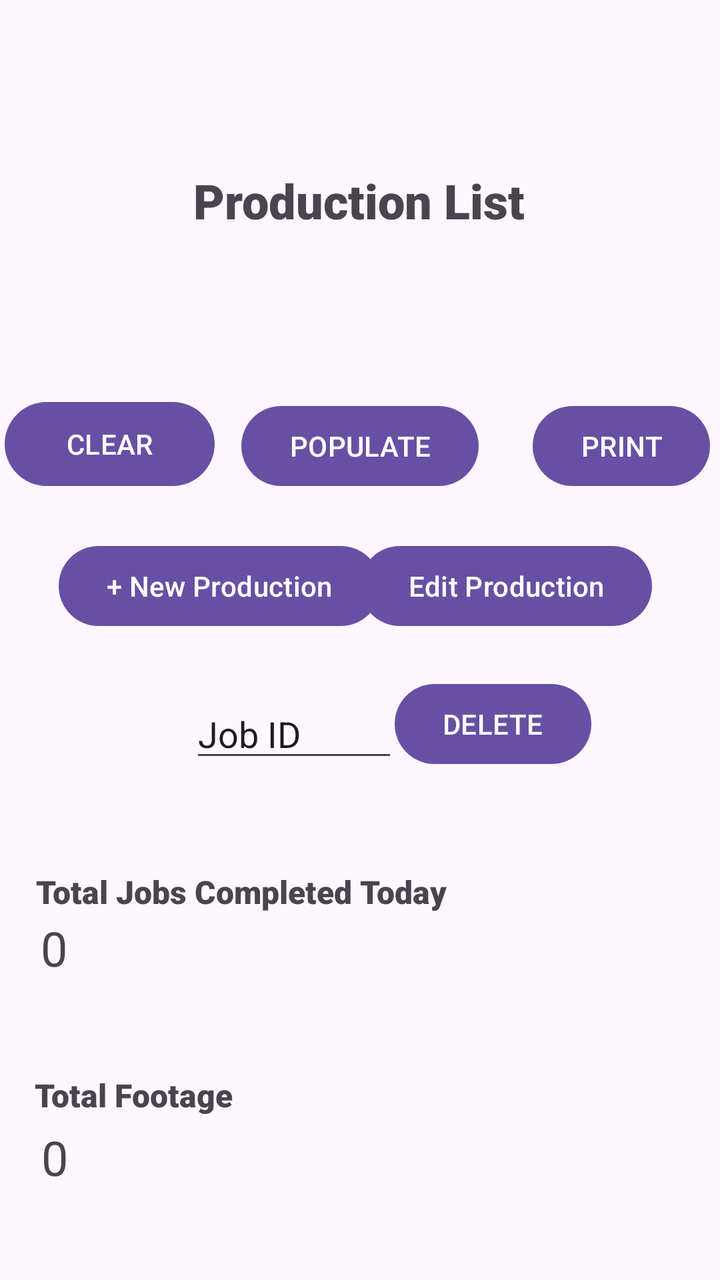
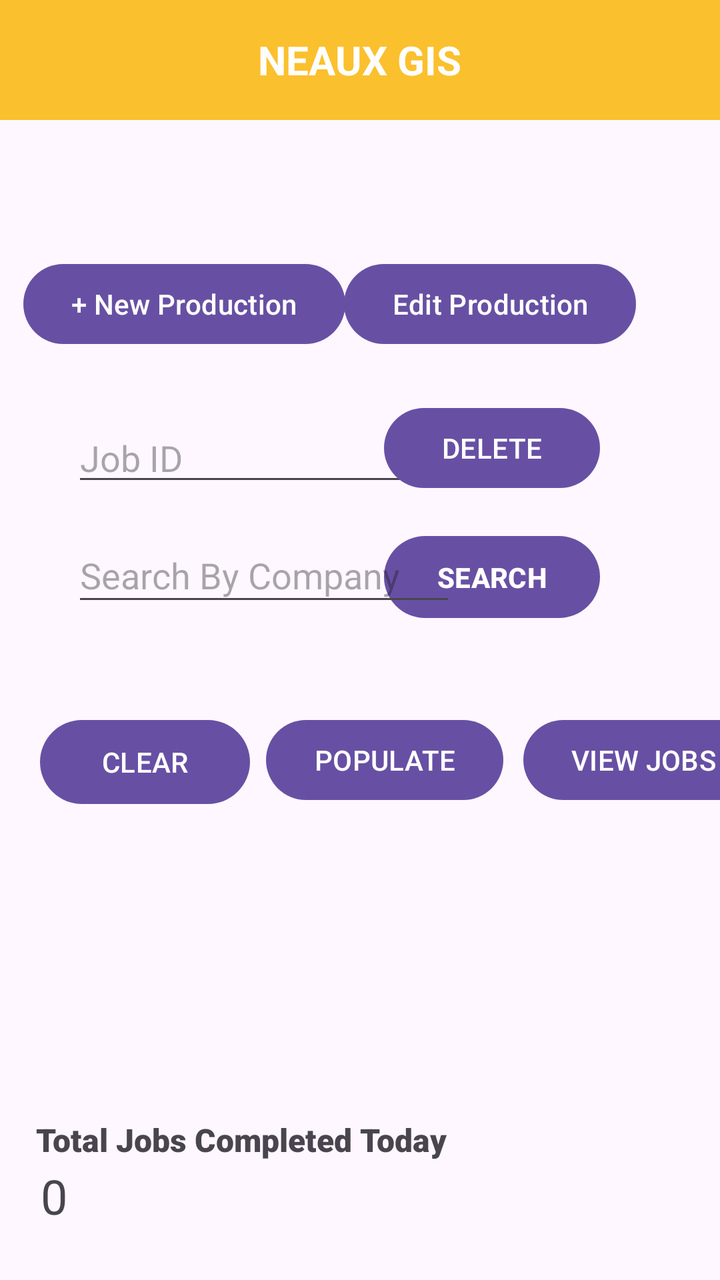

Screens rendered from an Android XML layout before and after an edit, with the pre-edit source and the edit as a unified diff.
<!-- AndroidManifest.xml: application theme Theme.MyApplication -->
<!-- res/layout/activity_main.xml -->
<?xml version="1.0" encoding="utf-8"?>
<androidx.constraintlayout.widget.ConstraintLayout xmlns:android="http://schemas.android.com/apk/res/android"
    xmlns:app="http://schemas.android.com/apk/res-auto"
    xmlns:tools="http://schemas.android.com/tools"
    android:id="@+id/main_table"
    android:layout_width="match_parent"
    android:layout_height="match_parent"
    tools:context=".MainActivity">

    <TextView
        android:id="@+id/textView3"
        android:layout_width="190dp"
        android:layout_height="35dp"
        android:layout_marginTop="84dp"
        android:fontFamily="sans-serif-black"
        android:text="Production List"
        android:textAlignment="center"
        android:textSize="24sp"
        app:layout_constraintEnd_toEndOf="parent"
        app:layout_constraintHorizontal_bias="0.497"
        app:layout_constraintStart_toStartOf="parent"
        app:layout_constraintTop_toTopOf="parent" />

    <Button
        android:id="@+id/new_production"
        android:layout_width="wrap_content"
        android:layout_height="wrap_content"
        android:layout_marginTop="22dp"
        android:text="+ New Production"
        android:visibility="visible"
        app:layout_constraintEnd_toEndOf="parent"
        app:layout_constraintHorizontal_bias="0.148"
        app:layout_constraintStart_toStartOf="parent"
        app:layout_constraintTop_toBottomOf="@+id/populate_button"
        tools:visibility="visible" />

    <Button
        android:id="@+id/clear_button"
        android:layout_width="105dp"
        android:layout_height="50dp"
        android:layout_marginStart="15dp"
        android:layout_marginTop="78dp"
        android:layout_marginEnd="26dp"
        android:text="CLEAR"
        app:layout_constraintEnd_toStartOf="@+id/populate_button"
        app:layout_constraintStart_toStartOf="parent"
        app:layout_constraintTop_toBottomOf="@+id/textView3" />

    <Button
        android:id="@+id/edit_production"
        android:layout_width="wrap_content"
        android:layout_height="wrap_content"
        android:layout_marginTop="22dp"
        android:text="Edit Production"
        android:visibility="visible"
        app:layout_constraintEnd_toEndOf="parent"
        app:layout_constraintHorizontal_bias="0.841"
        app:layout_constraintStart_toStartOf="parent"
        app:layout_constraintTop_toBottomOf="@+id/populate_button"
        tools:visibility="visible" />

    <TextView
        android:id="@+id/textView2"
        android:layout_width="wrap_content"
        android:layout_height="wrap_content"
        android:layout_marginTop="118dp"
        android:fontFamily="sans-serif-black"
        android:text="Total Jobs Completed Today"
        android:textSize="16sp"
        app:layout_constraintEnd_toEndOf="parent"
        app:layout_constraintHorizontal_bias="0.117"
        app:layout_constraintStart_toStartOf="parent"
        app:layout_constraintTop_toBottomOf="@+id/edit_production" />

    <TextView
        android:id="@+id/main_total_jobs_display"
        android:layout_width="wrap_content"
        android:layout_height="wrap_content"
        android:layout_marginTop="1dp"
        android:text="0"
        android:textSize="24sp"
        app:layout_constraintEnd_toEndOf="parent"
        app:layout_constraintHorizontal_bias="0.059"
        app:layout_constraintStart_toStartOf="parent"
        app:layout_constraintTop_toBottomOf="@+id/textView2" />

    <TextView
        android:id="@+id/textView4"
        android:layout_width="wrap_content"
        android:layout_height="wrap_content"
        android:layout_marginTop="80dp"
        android:fontFamily="sans-serif-black"
        android:text="Total Footage"
        android:textSize="16sp"
        app:layout_constraintEnd_toEndOf="parent"
        app:layout_constraintHorizontal_bias="0.067"
        app:layout_constraintStart_toStartOf="parent"
        app:layout_constraintTop_toBottomOf="@+id/textView2" />

    <TextView
        android:id="@+id/main_total_footage_display"
        android:layout_width="wrap_content"
        android:layout_height="wrap_content"
        android:layout_marginTop="4dp"
        android:text="0"
        android:textSize="24sp"
        app:layout_constraintEnd_toEndOf="parent"
        app:layout_constraintHorizontal_bias="0.06"
        app:layout_constraintStart_toStartOf="parent"
        app:layout_constraintTop_toBottomOf="@+id/textView4" />

    <Button
        android:id="@+id/populate_button"
        android:layout_width="wrap_content"
        android:layout_height="wrap_content"
        android:layout_marginTop="80dp"
        android:text="POPULATE"
        app:layout_constraintEnd_toEndOf="parent"
        app:layout_constraintStart_toStartOf="parent"
        app:layout_constraintTop_toBottomOf="@+id/textView3" />

    <Button
        android:id="@+id/print_button"
        android:layout_width="wrap_content"
        android:layout_height="wrap_content"
        android:layout_marginStart="27dp"
        android:layout_marginTop="80dp"
        android:layout_marginEnd="29dp"
        android:text="PRINT"
        app:layout_constraintEnd_toEndOf="parent"
        app:layout_constraintHorizontal_bias="0.0"
        app:layout_constraintStart_toEndOf="@+id/populate_button"
        app:layout_constraintTop_toBottomOf="@+id/textView3" />

    <Button
        android:id="@+id/delete_button"
        android:layout_width="wrap_content"
        android:layout_height="wrap_content"
        android:layout_marginStart="24dp"
        android:layout_marginTop="21dp"
        android:layout_marginEnd="90dp"
        android:text="DELETE"
        app:layout_constraintEnd_toEndOf="parent"
        app:layout_constraintStart_toEndOf="@+id/editTextText"
        app:layout_constraintTop_toBottomOf="@+id/edit_production" />

    <EditText
        android:id="@+id/editTextText"
        android:layout_width="104dp"
        android:layout_height="41dp"
        android:layout_marginStart="95dp"
        android:layout_marginTop="28dp"
        android:ems="10"
        android:inputType="text"
        android:text="Job ID"
        app:layout_constraintStart_toStartOf="parent"
        app:layout_constraintTop_toBottomOf="@+id/new_production" />

</androidx.constraintlayout.widget.ConstraintLayout>
<!-- resources referenced by this layout -->
<resources>
  <style name="Theme.MyApplication" parent="Base.Theme.MyApplication" />
  <style name="Base.Theme.MyApplication" parent="Theme.Material3.DayNight.NoActionBar">
          
          
      </style>
</resources>

<!-- the commit's change to res/layout/activity_main.xml (unified diff, before → after) -->
@@ -7,70 +7,63 @@
     android:layout_height="match_parent"
     tools:context=".MainActivity">
 
-    <TextView
-        android:id="@+id/textView3"
-        android:layout_width="190dp"
-        android:layout_height="35dp"
-        android:layout_marginTop="84dp"
-        android:fontFamily="sans-serif-black"
-        android:text="Production List"
-        android:textAlignment="center"
-        android:textSize="24sp"
-        app:layout_constraintEnd_toEndOf="parent"
-        app:layout_constraintHorizontal_bias="0.497"
-        app:layout_constraintStart_toStartOf="parent"
-        app:layout_constraintTop_toTopOf="parent" />
+    
+    <FrameLayout
+        android:id="@+id/navbar"
+        android:layout_width="match_parent"
+        android:layout_height="60dp"
+        android:background="#FBC02D"
+        app:layout_constraintTop_toTopOf="parent">
+
+        <TextView
+            android:id="@+id/navbar_title"
+            android:layout_width="wrap_content"
+            android:layout_height="wrap_content"
+            android:layout_gravity="center"
+            android:text="NEAUX GIS"
+            android:textColor="#FFFFFF"
+            android:textSize="20sp"
+            android:textStyle="bold" />
+    </FrameLayout>
 
     <Button
         android:id="@+id/new_production"
         android:layout_width="wrap_content"
         android:layout_height="wrap_content"
-        android:layout_marginTop="22dp"
+        android:layout_marginStart="36dp"
+        android:layout_marginTop="68dp"
+        android:layout_marginEnd="24dp"
         android:text="+ New Production"
         android:visibility="visible"
-        app:layout_constraintEnd_toEndOf="parent"
-        app:layout_constraintHorizontal_bias="0.148"
+        app:layout_constraintEnd_toStartOf="@+id/edit_production"
         app:layout_constraintStart_toStartOf="parent"
-        app:layout_constraintTop_toBottomOf="@+id/populate_button"
+        app:layout_constraintTop_toBottomOf="@+id/navbar"
         tools:visibility="visible" />
-
-    <Button
-        android:id="@+id/clear_button"
-        android:layout_width="105dp"
-        android:layout_height="50dp"
-        android:layout_marginStart="15dp"
-        android:layout_marginTop="78dp"
-        android:layout_marginEnd="26dp"
-        android:text="CLEAR"
-        app:layout_constraintEnd_toStartOf="@+id/populate_button"
-        app:layout_constraintStart_toStartOf="parent"
-        app:layout_constraintTop_toBottomOf="@+id/textView3" />
 
     <Button
         android:id="@+id/edit_production"
         android:layout_width="wrap_content"
         android:layout_height="wrap_content"
-        android:layout_marginTop="22dp"
+        android:layout_marginTop="68dp"
+        android:layout_marginEnd="42dp"
         android:text="Edit Production"
         android:visibility="visible"
         app:layout_constraintEnd_toEndOf="parent"
-        app:layout_constraintHorizontal_bias="0.841"
-        app:layout_constraintStart_toStartOf="parent"
-        app:layout_constraintTop_toBottomOf="@+id/populate_button"
+        app:layout_constraintTop_toBottomOf="@+id/navbar"
         tools:visibility="visible" />
 
     <TextView
         android:id="@+id/textView2"
         android:layout_width="wrap_content"
         android:layout_height="wrap_content"
-        android:layout_marginTop="118dp"
+        android:layout_marginTop="155dp"
         android:fontFamily="sans-serif-black"
         android:text="Total Jobs Completed Today"
         android:textSize="16sp"
         app:layout_constraintEnd_toEndOf="parent"
         app:layout_constraintHorizontal_bias="0.117"
         app:layout_constraintStart_toStartOf="parent"
-        app:layout_constraintTop_toBottomOf="@+id/edit_production" />
+        app:layout_constraintTop_toBottomOf="@+id/populate_button" />
 
     <TextView
         android:id="@+id/main_total_jobs_display"
@@ -113,47 +106,83 @@
         android:id="@+id/populate_button"
         android:layout_width="wrap_content"
         android:layout_height="wrap_content"
-        android:layout_marginTop="80dp"
+        android:layout_marginStart="8dp"
+        android:layout_marginTop="48dp"
         android:text="POPULATE"
-        app:layout_constraintEnd_toEndOf="parent"
+        app:layout_constraintStart_toEndOf="@+id/clear_button"
+        app:layout_constraintTop_toBottomOf="@+id/company_name_text_field" />
+
+    <Button
+        android:id="@+id/clear_button"
+        android:layout_width="105dp"
+        android:layout_height="50dp"
+        android:layout_marginStart="20dp"
+        android:layout_marginTop="48dp"
+        android:text="CLEAR"
         app:layout_constraintStart_toStartOf="parent"
-        app:layout_constraintTop_toBottomOf="@+id/textView3" />
+        app:layout_constraintTop_toBottomOf="@+id/company_name_text_field" />
 
     <Button
         android:id="@+id/print_button"
         android:layout_width="wrap_content"
         android:layout_height="wrap_content"
-        android:layout_marginStart="27dp"
-        android:layout_marginTop="80dp"
-        android:layout_marginEnd="29dp"
-        android:text="PRINT"
+        android:layout_marginStart="10dp"
+        android:layout_marginTop="48dp"
+        android:layout_marginEnd="20dp"
+        android:text="VIEW JOBS"
         app:layout_constraintEnd_toEndOf="parent"
         app:layout_constraintHorizontal_bias="0.0"
         app:layout_constraintStart_toEndOf="@+id/populate_button"
-        app:layout_constraintTop_toBottomOf="@+id/textView3" />
+        app:layout_constraintTop_toBottomOf="@+id/company_name_text_field" />
+
+    <Button
+        android:id="@+id/search_button"
+        android:layout_width="108dp"
+        android:layout_height="49dp"
+        android:layout_marginTop="16dp"
+        android:layout_marginEnd="60dp"
+        android:text="SEARCH"
+        android:textStyle="bold"
+        app:layout_constraintEnd_toEndOf="parent"
+        app:layout_constraintTop_toBottomOf="@+id/delete_button" />
+
+    <EditText
+        android:id="@+id/company_name_text_field"
+        android:layout_width="192dp"
+        android:layout_height="44dp"
+        android:layout_marginStart="36dp"
+        android:layout_marginTop="16dp"
+        android:layout_marginEnd="15dp"
+        android:ems="10"
+        android:hint="Search By Company"
+        android:inputType="text"
+        app:layout_constraintEnd_toStartOf="@+id/search_button"
+        app:layout_constraintHorizontal_bias="0.0"
+        app:layout_constraintStart_toStartOf="parent"
+        app:layout_constraintTop_toBottomOf="@+id/job_id_text_field" />
+
+    <EditText
+        android:id="@+id/job_id_text_field"
+        android:layout_width="192dp"
+        android:layout_height="40dp"
+        android:layout_marginStart="36dp"
+        android:layout_marginTop="32dp"
+        android:ems="10"
+        android:hint="Job ID"
+        android:inputType="number"
+        app:layout_constraintStart_toStartOf="parent"
+        app:layout_constraintTop_toBottomOf="@+id/new_production" />
 
     <Button
         android:id="@+id/delete_button"
-        android:layout_width="wrap_content"
-        android:layout_height="wrap_content"
-        android:layout_marginStart="24dp"
-        android:layout_marginTop="21dp"
-        android:layout_marginEnd="90dp"
+        android:layout_width="108dp"
+        android:layout_height="48dp"
+        android:layout_marginTop="24dp"
+        android:layout_marginEnd="60dp"
         android:text="DELETE"
         app:layout_constraintEnd_toEndOf="parent"
-        app:layout_constraintStart_toEndOf="@+id/editTextText"
+        app:layout_constraintHorizontal_bias="1.0"
+        app:layout_constraintStart_toEndOf="@+id/job_id_text_field"
         app:layout_constraintTop_toBottomOf="@+id/edit_production" />
 
-    <EditText
-        android:id="@+id/editTextText"
-        android:layout_width="104dp"
-        android:layout_height="41dp"
-        android:layout_marginStart="95dp"
-        android:layout_marginTop="28dp"
-        android:ems="10"
-        android:inputType="text"
-        android:text="Job ID"
-        app:layout_constraintStart_toStartOf="parent"
-        app:layout_constraintTop_toBottomOf="@+id/new_production" />
-
 </androidx.constraintlayout.widget.ConstraintLayout>
